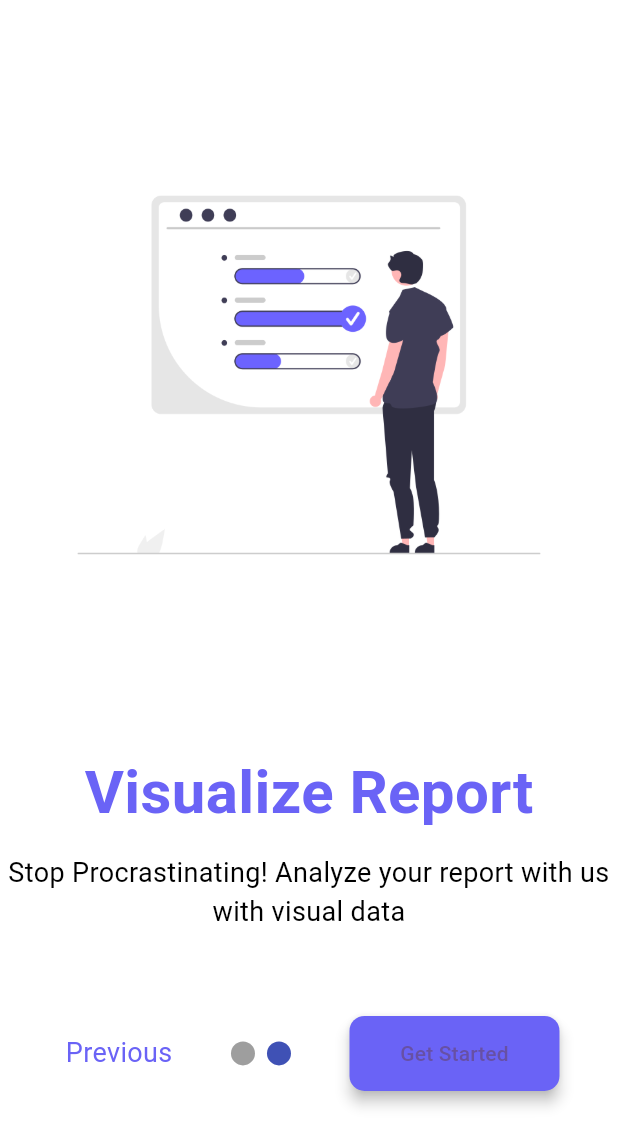
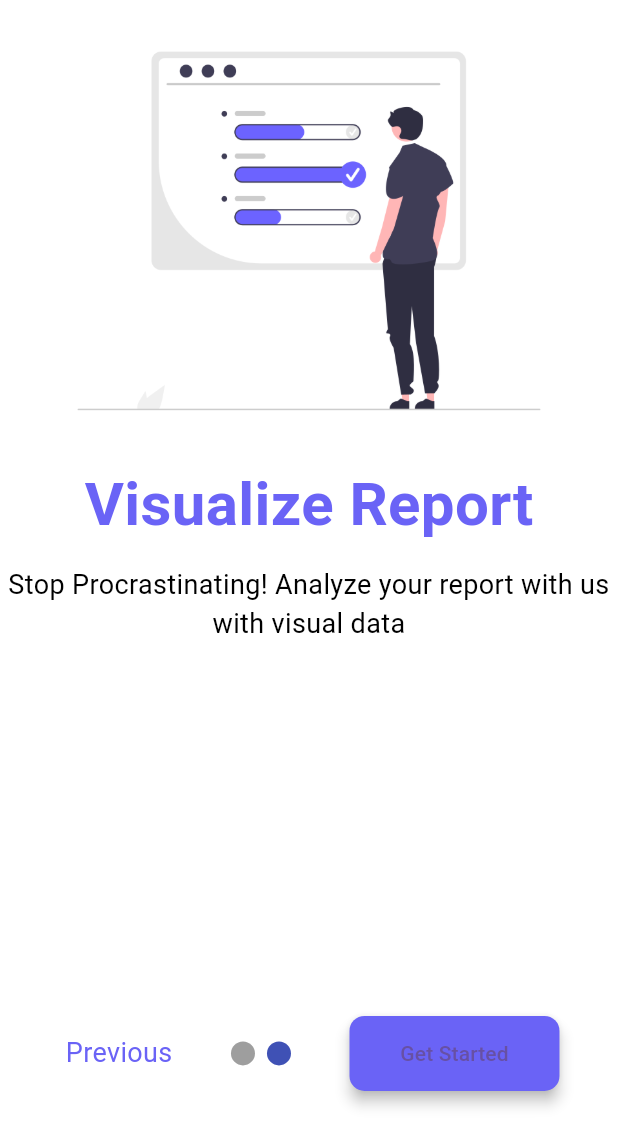
Before and after one commit to ssuvam-dev/flutter-todo, a Flutter app: the screen it shows after launch, after a tap on "Skip", on a phone screen of 412 x 824 dp. Shown: the top 1146 px of the screen. Run offline on Flutter 3.47's test engine with Material 3 defaults, Android fonts, the phone set to English and light mode, and no system bars; drawn by our look-alikes of smooth_page_indicator.

Commit message:
fixed some issue with splash screen

```diff
--- a/lib/screens/screen1.dart
+++ b/lib/screens/screen1.dart
@@ -11,7 +11,7 @@ class ScreenFirst extends StatelessWidget {
            Container(
                 child: Container(
                   child:Image(image: AssetImage("assets/images/remainder.png"),
-                  height: 500.0,),
+                  ),
                 ),
               ),
 
--- a/lib/screens/screen2.dart
+++ b/lib/screens/screen2.dart
@@ -11,7 +11,7 @@ class ScreenTwo extends StatelessWidget {
            Container(
                 child: Container(
                   child:Image(image: AssetImage("assets/images/todo.png"),
-                  height: 500.0,),
+                ),
                 ),
               ),
 
```
